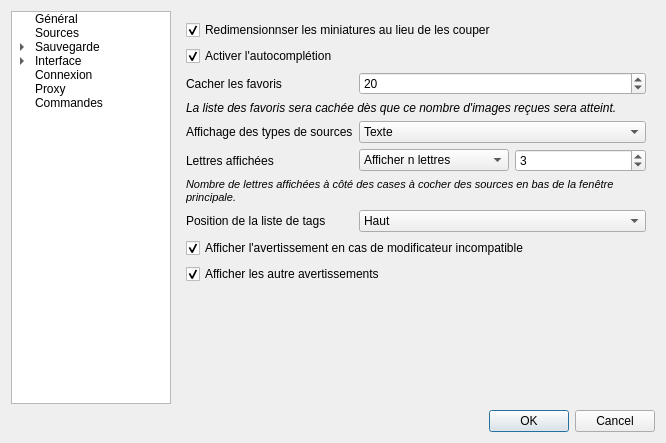
This is ui/optionswindow.ui in XanderMld/imgbrd-grabber as Qt 5 draws it before an edit. The edited form follows.
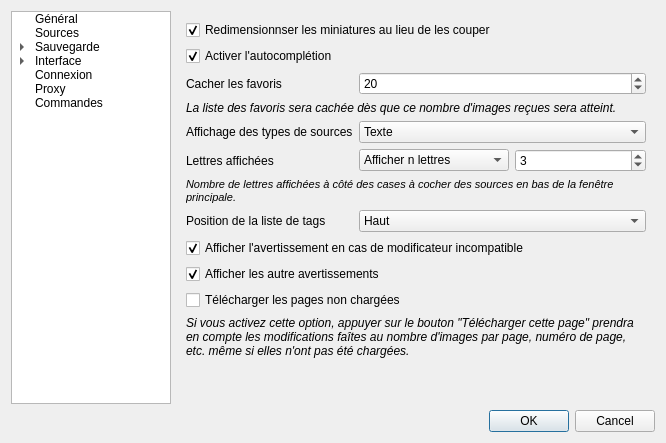
This is the edited form. Icons and pictures are not drawn.

Commit message: * The biggest memory leak of the program is now gone! There was a more than 50mo leak when opening a details windows, it is no less than 3mo. * New sites can now be directly used. * Settings are now backed up for each version. * Added setting to choose between new and old behavior when clicking on "get this page". * Removed beginning "www." and "chan." for quick sources check boxes. * Fixed net and last page buttons. * Fixed random crashing when closing an image window.

Diff of the .ui file:
```diff
--- a/ui/optionswindow.ui
+++ b/ui/optionswindow.ui
@@ -1122,6 +1122,23 @@
            </property>
           </widget>
          </item>
+         <item row="10" column="0" colspan="2">
+          <widget class="QCheckBox" name="checkGetUnloadedPages">
+           <property name="text">
+            <string>Télécharger les pages non chargées</string>
+           </property>
+          </widget>
+         </item>
+         <item row="11" column="0" colspan="2">
+          <widget class="QLabel" name="label_66">
+           <property name="text">
+            <string>&lt;i&gt;Si vous activez cette option, appuyer sur le bouton &quot;Télécharger cette page&quot; prendra en compte les modifications faîtes au nombre d'images par page, numéro de page, etc. même si elles n'ont pas été chargées.</string>
+           </property>
+           <property name="wordWrap">
+            <bool>true</bool>
+           </property>
+          </widget>
+         </item>
         </layout>
        </widget>
        <widget class="QWidget" name="page12">
```
The commit also changes 13 other files.
